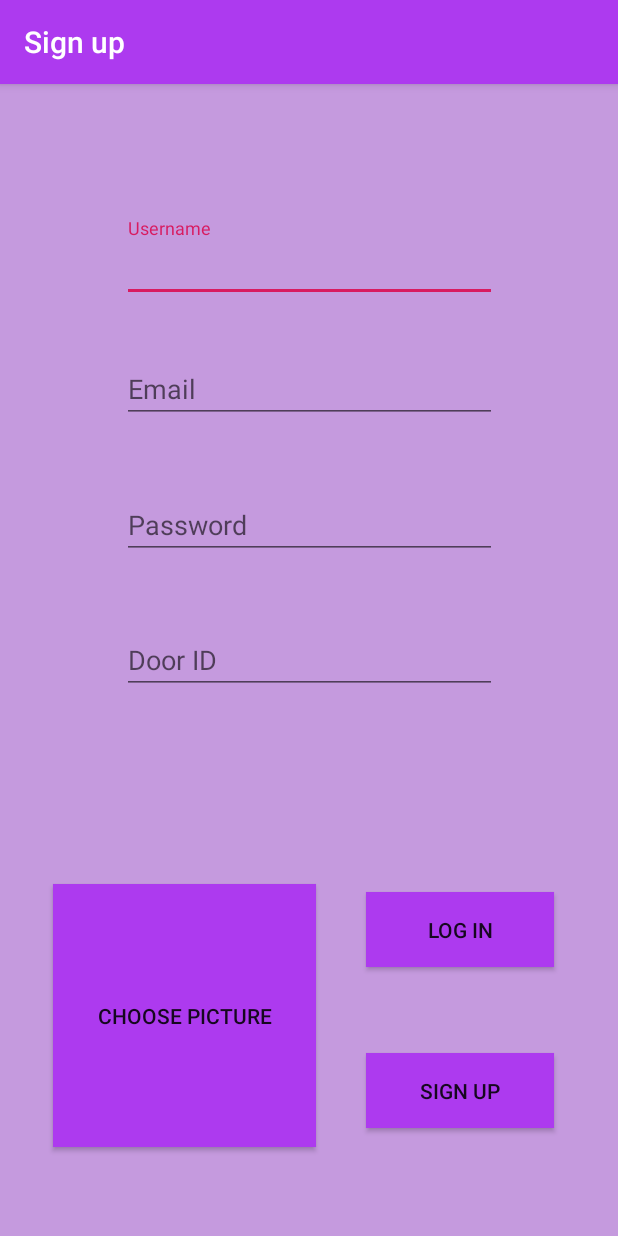
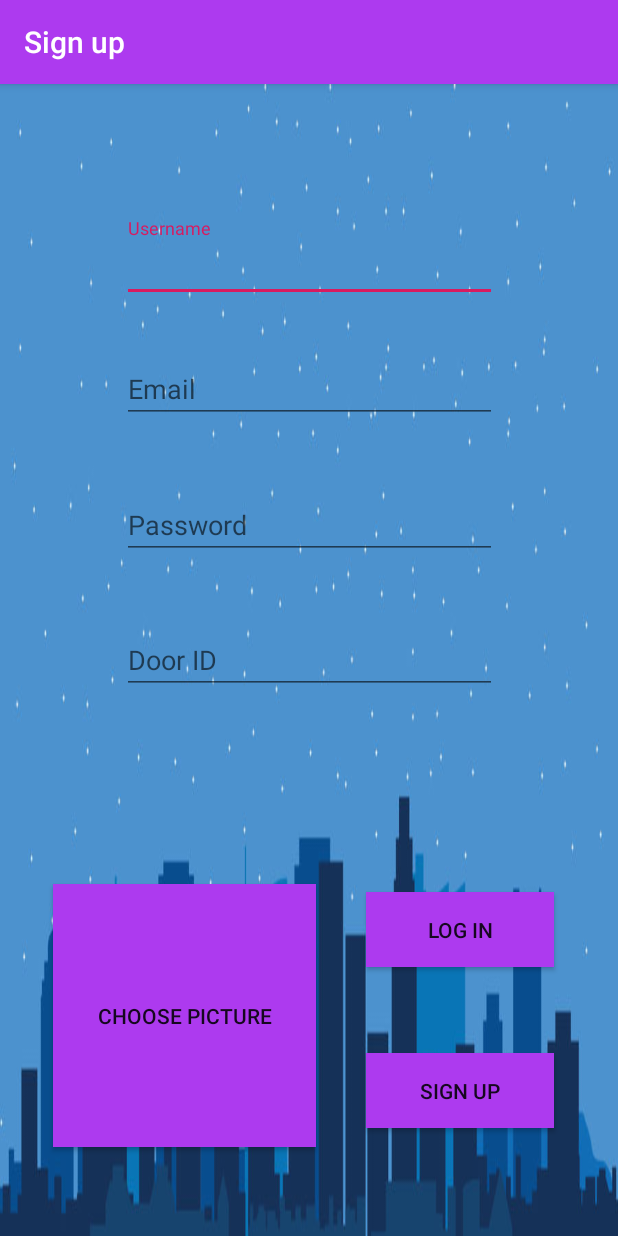
Before and after one commit to tomilashy/Open-sesame, an Android app: the screen it shows after launch (SignUpActivity), after a tap on "SIGN UP", on a phone screen of 412 x 824 dp. Run offline under Robolectric (Android 15) with nearby library versions, the phone set to English and light mode, and no system bars; our stand-ins replace Firebase (no records; nobody signed in at launch, a user with empty details on screens opened directly).

Commit message:
Revert "updating background"
This reverts commit 6c50b6c9769c1789cedf15b334c84da7d3e9c7e0.

```diff
--- a/Programming/app/src/main/res/layout/activity_admins.xml
+++ b/Programming/app/src/main/res/layout/activity_admins.xml
@@ -3,7 +3,7 @@
     xmlns:tools="http://schemas.android.com/tools"
     android:layout_width="match_parent"
     android:layout_height="match_parent"
-    android:background="@color/lightPurple"
+    android:background="@drawable/blue_city"
     tools:context=".AdminsActivity">
 
     <androidx.recyclerview.widget.RecyclerView
--- a/Programming/app/src/main/res/layout/activity_credits.xml
+++ b/Programming/app/src/main/res/layout/activity_credits.xml
@@ -5,7 +5,7 @@
     android:layout_width="match_parent"
     android:layout_height="match_parent"
     android:background="@color/lightPurple"
-    tools:context=".Credits">
+    tools:context=".CreditsActivity">
 
     <androidx.cardview.widget.CardView
         android:id="@+id/shadiView"
--- a/Programming/app/src/main/res/layout/activity_display_history.xml
+++ b/Programming/app/src/main/res/layout/activity_display_history.xml
@@ -2,7 +2,7 @@
     xmlns:tools="http://schemas.android.com/tools"
     android:layout_width="match_parent"
     android:layout_height="match_parent"
-    android:background="@color/lightPurple"
+    android:background="@drawable/blue_city"
     tools:context=".DisplayHistory">
 
     <androidx.recyclerview.widget.RecyclerView
--- a/Programming/app/src/main/res/layout/activity_login.xml
+++ b/Programming/app/src/main/res/layout/activity_login.xml
@@ -2,7 +2,7 @@
 <androidx.constraintlayout.widget.ConstraintLayout xmlns:android="http://schemas.android.com/apk/res/android"
     xmlns:app="http://schemas.android.com/apk/res-auto"
     xmlns:tools="http://schemas.android.com/tools"
-    android:background="@color/lightPurple"
+    android:background="@drawable/blue_city"
     android:layout_width="match_parent"
     android:layout_height="match_parent"
     tools:context=".LoginActivity">
--- a/Programming/app/src/main/res/layout/activity_peek.xml
+++ b/Programming/app/src/main/res/layout/activity_peek.xml
@@ -4,7 +4,7 @@
     xmlns:tools="http://schemas.android.com/tools"
     android:layout_width="match_parent"
     android:layout_height="match_parent"
-    android:background="@color/lightPurple"
+    android:background="@drawable/blue_city"
     tools:context=".PeekActivity">
 
     <TextView
--- a/Programming/app/src/main/res/layout/activity_profile.xml
+++ b/Programming/app/src/main/res/layout/activity_profile.xml
@@ -6,7 +6,7 @@
     android:searchSuggestSelection=" ?"
     android:layout_width="match_parent"
     android:layout_height="match_parent"
-    android:background="@color/lightPurple"
+    android:background="@drawable/blue_city"
     tools:context=".ProfileActivity">
 
     <com.github.siyamed.shapeimageview.CircularImageView
--- a/Programming/app/src/main/res/layout/activity_sign_up.xml
+++ b/Programming/app/src/main/res/layout/activity_sign_up.xml
@@ -2,7 +2,7 @@
 <androidx.constraintlayout.widget.ConstraintLayout xmlns:android="http://schemas.android.com/apk/res/android"
     xmlns:app="http://schemas.android.com/apk/res-auto"
     xmlns:tools="http://schemas.android.com/tools"
-    android:background="@color/lightPurple"
+    android:background="@drawable/blue_city"
     android:layout_width="match_parent"
     android:layout_height="match_parent"
     tools:context=".SignUpActivity">
```
